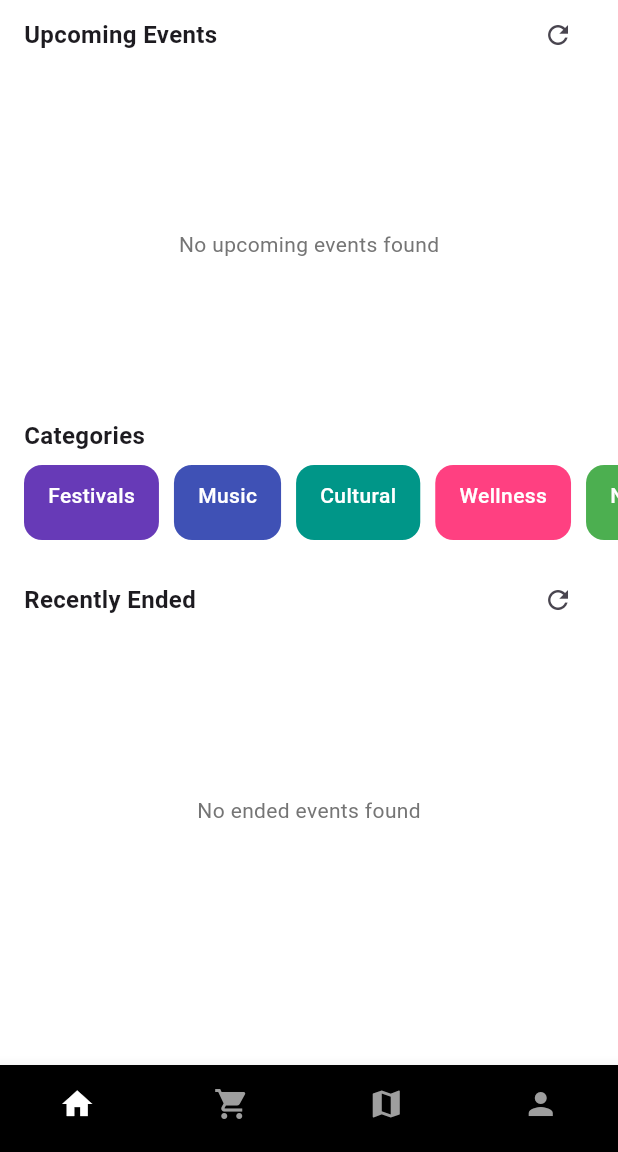
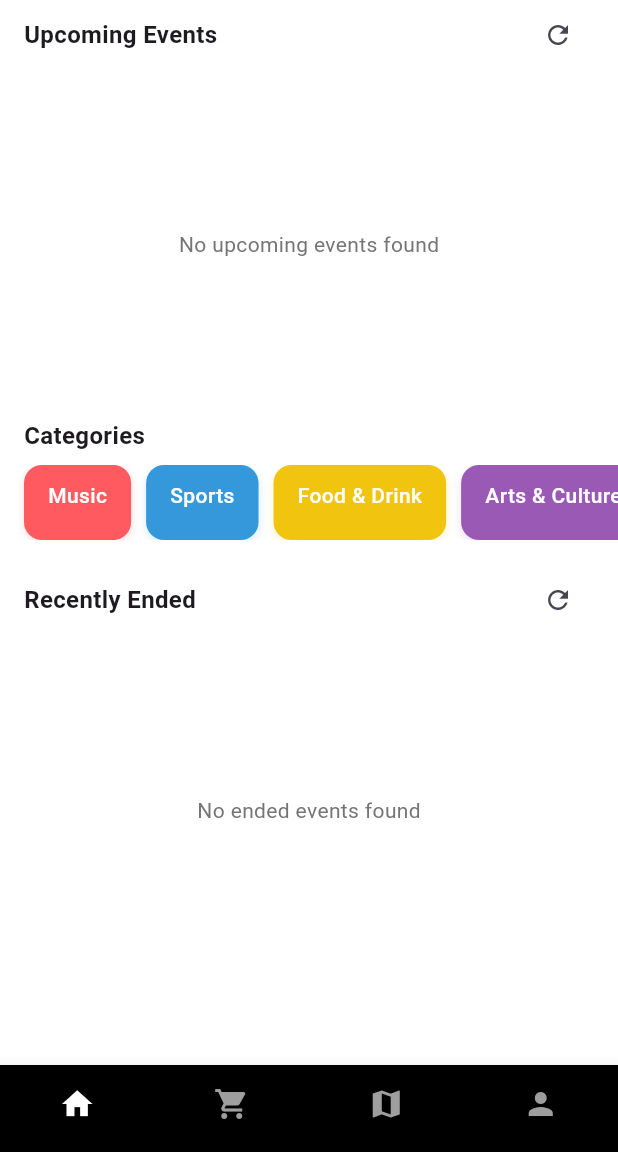
Before and after one commit to Team-EXYTE/Travelon-mobile, a Flutter app: the screen it shows after launch, scrolled down 440 dp, on a phone screen of 412 x 824 dp, the part 84-1236 px from its top. Run offline on Flutter 3.47's test engine with Material 3 defaults, Android fonts, the phone set to English and light mode, and no system bars; our stand-ins replace cloud_firestore, file_picker, firebase_core, flutter_map, geolocator, latlong2; accounts and stored records are empty.

Commit message:
bug fix 2

```diff
--- a/lib/services/firebase_service.dart
+++ b/lib/services/firebase_service.dart
@@ -5,42 +5,45 @@ import '../data_model/event_model.dart';
 class FirebaseService {
   // Category color mapping
   static final Map<String, Color> categoryColors = {
-    'music': Colors.purple,
-    'sports': Colors.green,
-    'food': Colors.orange,
-    'art': Colors.blue,
-    'festival': Colors.pink,
-    'concert': Colors.deepPurple,
-    'workshop': Colors.teal,
-    'fitness': Colors.lightGreen,
-    'education': Colors.indigo,
-    'entertainment': Colors.amber,
-    'technology': Colors.cyan,
-    'charity': Colors.red,
-    'community': Colors.brown,
-    'business': Colors.blueGrey,
-    'cultural': Colors.deepOrange,
-    'outdoor': Colors.lightBlue,
-    'health': Colors.green,
-    'networking': Colors.indigo,
-    'dance': Colors.pinkAccent,
-    'fashion': Colors.purple,
-    // Add more categories and colors as needed
+    'music': const Color(0xFFFF5A5F),
+    'sports': const Color(0xFF3498DB),
+    'food & drink': const Color(0xFFF1C40F),
+    'arts & culture': const Color(0xFF9B59B6),
+    'outdoor': const Color(0xFF2ECC71),
+    'nightlife': const Color(0xFF34495E),
+    'technology': const Color(0xFFE74C3C),
+    'business': const Color(0xFF1ABC9C),
+    'wellness': const Color(0xFFD35400),
+    'education': const Color(0xFF27AE60),
+    // Legacy mappings for backward compatibility
+    'art': const Color(0xFF9B59B6),
+    'festival': const Color(0xFFFF5A5F),
+    'concert': const Color(0xFFFF5A5F),
+    'workshop': const Color(0xFF27AE60),
+    'fitness': const Color(0xFFD35400),
+    'entertainment': const Color(0xFF34495E),
+    'charity': const Color(0xFFE74C3C),
+    'community': const Color(0xFF1ABC9C),
+    'cultural': const Color(0xFF9B59B6),
+    'health': const Color(0xFFD35400),
+    'networking': const Color(0xFF1ABC9C),
+    'dance': const Color(0xFFFF5A5F),
+    'fashion': const Color(0xFF9B59B6),
+    'food': const Color(0xFFF1C40F),
   };
 
   // EventCategory list for map screen
   static List<EventCategory> categories = [
-    EventCategory(name: 'Music', color: 'purple'),
-    EventCategory(name: 'Sports', color: 'green'),
-    EventCategory(name: 'Food', color: 'orange'),
-    EventCategory(name: 'Art', color: 'blue'),
-    EventCategory(name: 'Festival', color: 'pink'),
-    EventCategory(name: 'Concert', color: 'purple'),
-    EventCategory(name: 'Workshop', color: 'teal'),
-    EventCategory(name: 'Fitness', color: 'lightGreen'),
-    EventCategory(name: 'Education', color: 'indigo'),
-    EventCategory(name: 'Entertainment', color: 'amber'),
-    // Add more categories as needed
+    EventCategory(name: 'Music', color: 'ff5a5f'),
+    EventCategory(name: 'Sports', color: '3498db'),
+    EventCategory(name: 'Food & Drink', color: 'f1c40f'),
+    EventCategory(name: 'Arts & Culture', color: '9b59b6'),
+    EventCategory(name: 'Outdoor', color: '2ecc71'),
+    EventCategory(name: 'Nightlife', color: '34495e'),
+    EventCategory(name: 'Technology', color: 'e74c3c'),
+    EventCategory(name: 'Business', color: '1abc9c'),
+    EventCategory(name: 'Wellness', color: 'd35400'),
+    EventCategory(name: 'Education', color: '27ae60'),
   ];
 
   // Get color for category by name
@@ -56,14 +59,27 @@ class FirebaseService {
       return categoryColors[lowerCategory]!;
     }
 
-    // Try partial match
+    // Try partial match for compound categories (e.g., "Food & Drink" might be passed as just "Food")
     for (final entry in categoryColors.entries) {
+      // Check if the category contains the key or vice versa
       if (lowerCategory.contains(entry.key) ||
           entry.key.contains(lowerCategory)) {
         debugPrint(
           'Partial match for category "$category" with key "${entry.key}"',
         );
         return entry.value;
+      }
+
+      // Special case for compound words
+      final categoryWords = lowerCategory.split(RegExp(r'[ &]'));
+      final keyWords = entry.key.split(RegExp(r'[ &]'));
+
+      // If any words match between the category and the key, it's a match
+      for (final word in categoryWords) {
+        if (word.length > 2 && keyWords.any((keyWord) => keyWord.contains(word) || word.contains(keyWord))) {
+          debugPrint('Word match for "$category" with key "${entry.key}" on word "$word"');
+          return entry.value;
+        }
       }
     }
 
@@ -73,6 +89,16 @@ class FirebaseService {
 
   // Get color for category from color name string
   static Color getCategoryColor(String colorName) {
+    // Try to parse as hex color first (without leading #)
+    if (colorName.length == 6) {
+      try {
+        return Color(int.parse('0xFF$colorName'));
+      } catch (e) {
+        debugPrint('Failed to parse color: $colorName');
+      }
+    }
+
+    // Fall back to named colors
     switch (colorName.toLowerCase()) {
       case 'purple':
         return Colors.purple;
@@ -92,6 +118,26 @@ class FirebaseService {
         return Colors.indigo;
       case 'amber':
         return Colors.amber;
+      case 'ff5a5f':
+        return const Color(0xFFFF5A5F); // Music
+      case '3498db':
+        return const Color(0xFF3498DB); // Sports
+      case 'f1c40f':
+        return const Color(0xFFF1C40F); // Food & Drink
+      case '9b59b6':
+        return const Color(0xFF9B59B6); // Arts & Culture
+      case '2ecc71':
+        return const Color(0xFF2ECC71); // Outdoor
+      case '34495e':
+        return const Color(0xFF34495E); // Nightlife
+      case 'e74c3c':
+        return const Color(0xFFE74C3C); // Technology
+      case '1abc9c':
+        return const Color(0xFF1ABC9C); // Business
+      case 'd35400':
+        return const Color(0xFFD35400); // Wellness
+      case '27ae60':
+        return const Color(0xFF27AE60); // Education
       case 'cyan':
         return Colors.cyan;
       case 'red':
--- a/lib/widgets/category_chips.dart
+++ b/lib/widgets/category_chips.dart
@@ -1,5 +1,6 @@
 import 'package:flutter/material.dart';
 import '../screens/category_events_screen.dart';
+import '../services/firebase_service.dart';
 
 class CategoryChips extends StatelessWidget {
   const CategoryChips({super.key});
@@ -17,14 +18,21 @@ class CategoryChips extends StatelessWidget {
       child: Padding(
         padding: const EdgeInsets.only(right: 10),
         child: Container(
-          padding: EdgeInsets.symmetric(horizontal: 16, vertical: 10),
+          padding: const EdgeInsets.symmetric(horizontal: 16, vertical: 10),
           decoration: BoxDecoration(
             color: color,
             borderRadius: BorderRadius.circular(12),
+            boxShadow: [
+              BoxShadow(
+                color: color.withOpacity(0.2),
+                blurRadius: 4,
+                offset: const Offset(0, 2),
+              ),
+            ],
           ),
           child: Text(
             label,
-            style: TextStyle(color: Colors.white, fontWeight: FontWeight.w500),
+            style: const TextStyle(color: Colors.white, fontWeight: FontWeight.w500),
           ),
         ),
       ),
@@ -47,14 +55,19 @@ class CategoryChips extends StatelessWidget {
           height: 50,
           child: ListView(
             scrollDirection: Axis.horizontal,
-            padding: EdgeInsets.symmetric(horizontal: 16),
+            padding: const EdgeInsets.symmetric(horizontal: 16),
+            physics: const BouncingScrollPhysics(),
             children: [
-              _categoryCard(context, 'Festivals', Colors.deepPurple),
-              _categoryCard(context, 'Music', Colors.indigo),
-              _categoryCard(context, 'Cultural', Colors.teal),
-              _categoryCard(context, 'Wellness', Colors.pinkAccent),
-              _categoryCard(context, 'Nature', Colors.green),
-              _categoryCard(context, 'Food & Drink', Colors.orange),
+              _categoryCard(context, 'Music', const Color(0xFFFF5A5F)),
+              _categoryCard(context, 'Sports', const Color(0xFF3498DB)),
+              _categoryCard(context, 'Food & Drink', const Color(0xFFF1C40F)),
+              _categoryCard(context, 'Arts & Culture', const Color(0xFF9B59B6)),
+              _categoryCard(context, 'Outdoor', const Color(0xFF2ECC71)),
+              _categoryCard(context, 'Nightlife', const Color(0xFF34495E)),
+              _categoryCard(context, 'Technology', const Color(0xFFE74C3C)),
+              _categoryCard(context, 'Business', const Color(0xFF1ABC9C)),
+              _categoryCard(context, 'Wellness', const Color(0xFFD35400)),
+              _categoryCard(context, 'Education', const Color(0xFF27AE60)),
             ],
           ),
         ),
```
